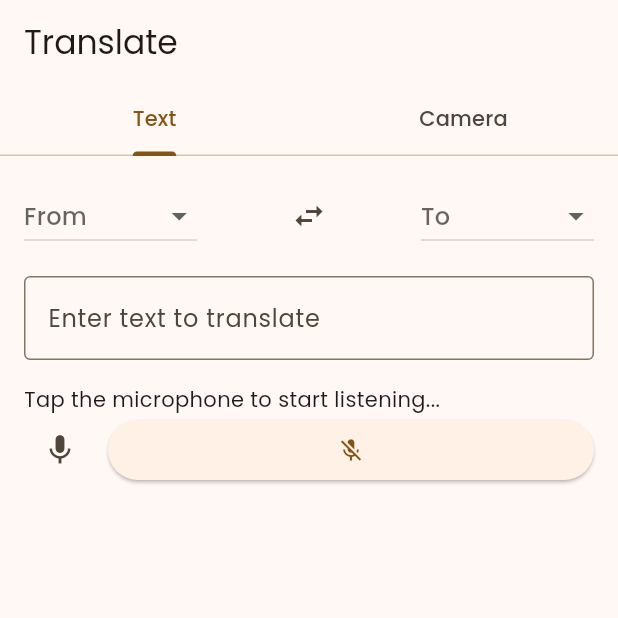
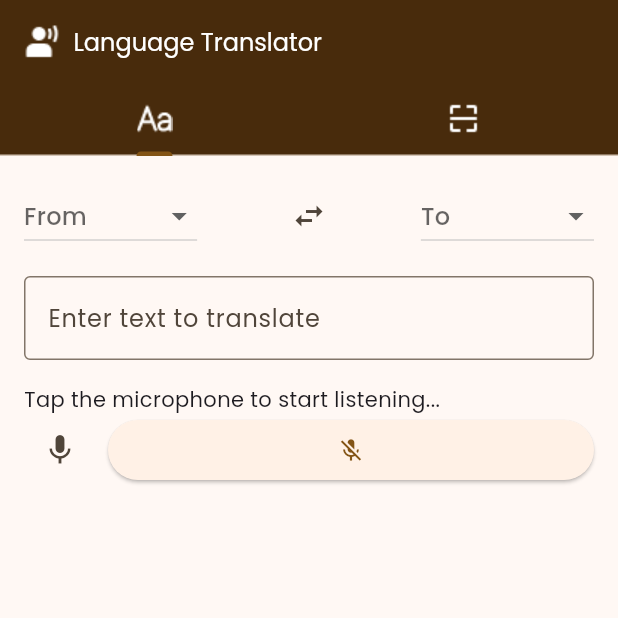
Before and after one commit to kmdavidds/BCCGembira_Nusastra, a Flutter app: the TranslatePage screen opened directly, on a phone screen of 412 x 824 dp, the top half of it. Run offline on Flutter 3.47's test engine with Material 3 defaults, Android fonts, the phone set to English and light mode, and no system bars; our stand-ins replace camera, dio, flutter_map, google_fonts, latlong2, speech_to_text; project files that could hold a hidden picture were left out.

Commit message:
style: edit translate page

```diff
--- a/lib/pages/photo_page.dart
+++ b/lib/pages/photo_page.dart
@@ -47,7 +47,6 @@ class TakePictureScreenState extends State<TakePictureScreen> {
   @override
   Widget build(BuildContext context) {
     return Scaffold(
-      appBar: AppBar(title: const Text('Take a picture')),
       // You must wait until the controller is initialized before displaying the
       // camera preview. Use a FutureBuilder to display a loading spinner until the
       // controller has finished initializing.
--- a/lib/pages/translate_page.dart
+++ b/lib/pages/translate_page.dart
@@ -55,13 +55,22 @@ class _TranslatePageState extends State<TranslatePage> {
       length: 2,
       child: Scaffold(
         appBar: AppBar(
-          bottom: const TabBar(
+          backgroundColor: const Color(0xFF482B0C), // Dark brown color
+          elevation: 0,
+          automaticallyImplyLeading: false, // Removes the leading back button
+          bottom: TabBar(
             tabs: [
-              Tab(text: 'Text'),
-              Tab(text: 'Camera'),
+              Tab(icon: Image.asset('assets/alpha.png')), // Logo of Aa
+              Tab(icon: Image.asset('assets/scanner.png')), // Scanner icon
             ],
           ),
-          title: const Text('Translate'),
+          title: Row(
+            children: [
+              Image.asset('assets/nusalingo.png', height: 24),
+              const SizedBox(width: 8),
+              const Text('Language Translator', style: TextStyle(color: Colors.white, fontSize: 16)),
+            ],
+          ),
         ),
         body: TabBarView(
           children: [
```
Also changed, not shown: assets/alpha.png (added), assets/scanner.png (added).
